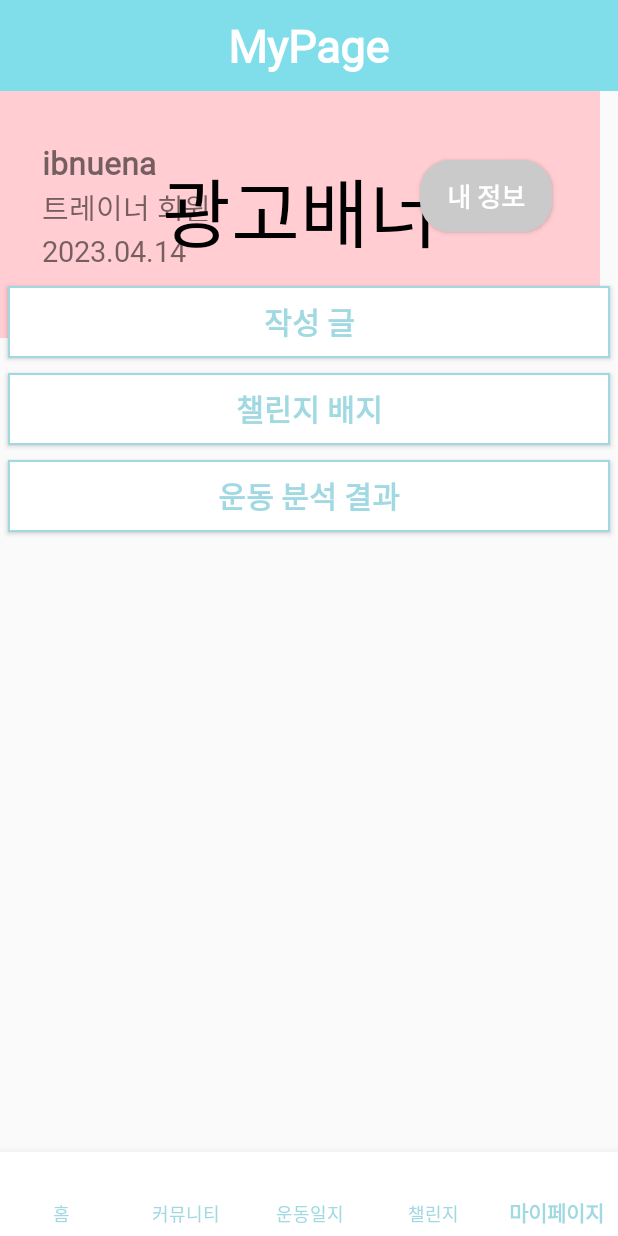
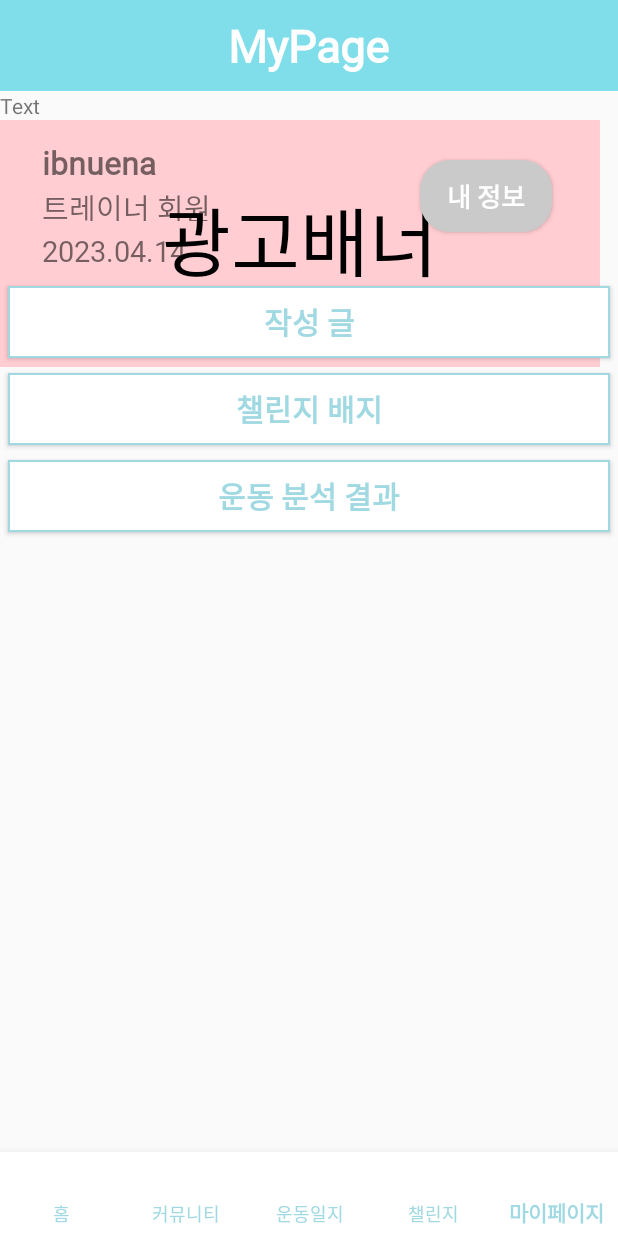
Before and after one commit to ibnuena/bangPT, an Android app: the MainActivity screen opened directly, with no data from a screen before it, item 5 of the bottom bar chosen, on a phone screen of 412 x 824 dp. Run offline under Robolectric (Android 15) with nearby library versions, the phone set to English and light mode, and no system bars; libraries missing offline, so code that uses them is left out: com.prolificinteractive.materialcalendarview, me.relex.circleindicator; plain views replace CircleIndicator3; 4 statements that could not run were skipped.

Commit message:
디비연결

```diff
--- a/app/src/main/AndroidManifest.xml
+++ b/app/src/main/AndroidManifest.xml
@@ -14,6 +14,7 @@
         android:icon="@mipmap/ic_launcher"
         android:label="@string/app_name"
         android:supportsRtl="true"
+        android:usesCleartextTraffic="true"
         android:theme="@style/Theme.AppCompat.Light.NoActionBar"
         tools:targetApi="31">
         <activity
--- a/app/src/main/java/com/example/bangpt/MainActivity.java
+++ b/app/src/main/java/com/example/bangpt/MainActivity.java
@@ -7,9 +7,18 @@ import androidx.viewpager2.widget.ViewPager2;
 
 import android.os.Bundle;
 import android.view.MenuItem;
+import android.widget.TextView;
 
 import com.example.bangpt.banner.Banner1Fragment;
 import com.google.android.material.navigation.NavigationBarView;
+
+import java.io.BufferedReader;
+import java.io.IOException;
+import java.io.InputStream;
+import java.io.InputStreamReader;
+import java.net.HttpURLConnection;
+import java.net.MalformedURLException;
+import java.net.URL;
 
 import me.relex.circleindicator.CircleIndicator3;
 
@@ -25,6 +34,8 @@ public class MainActivity extends AppCompatActivity {
     MypageFragment mypageFragment;
     ChallengeFragment challengeFragment;
 
+    private TextView textView;
+
     @Override
     protected void onCreate(Bundle savedInstanceState) {
         super.onCreate(savedInstanceState);
@@ -36,6 +47,46 @@ public class MainActivity extends AppCompatActivity {
         challengeFragment = new ChallengeFragment();
 
 
+        textView = findViewById(R.id.text_view);
+
+        new Thread(new Runnable() {
+            @Override
+            public void run() {
+                try {
+                    URL url = new URL("http://10.0.2.2:5000/");
+                    HttpURLConnection conn = (HttpURLConnection) url.openConnection();
+                    conn.setRequestMethod("GET");
+        /*
+                    try {
+                        int forTest = conn.getResponseCode(); // 응답 상태 코드 저장
+                    } catch (IOException e) {
+                        e.printStackTrace();
+                    }
+        */
+
+                    BufferedReader reader = new BufferedReader(new InputStreamReader(conn.getInputStream(), "UTF-8"));
+                    String line;
+                    StringBuilder sb = new StringBuilder();
+
+                    while ((line = reader.readLine()) != null) {
+                        sb.append(line);
+                    }
+
+                    final String response = sb.toString();
+
+                    runOnUiThread(new Runnable() {
+                        @Override
+                        public void run() {
+                            textView.setText(response);
+                        }
+                    });
+
+                }catch(Exception e){
+                //    textView.setText("error");
+                    e.printStackTrace();
+                }
+            }
+        }).start();
 //ViewPager2
         mPager = findViewById(R.id.viewpager);
         //Adapter
--- a/app/src/main/res/layout/activity_main.xml
+++ b/app/src/main/res/layout/activity_main.xml
@@ -28,6 +28,12 @@
                 android:textColor="@android:color/background_light"
                 android:textSize="30dp"
                 android:textStyle="bold" />
+            <TextView
+                android:id="@+id/text_view"
+                android:layout_width="wrap_content"
+                android:layout_height="wrap_content"
+                android:text="Text"
+                />
             <FrameLayout
 
                 android:id="@+id/containers2"
```
